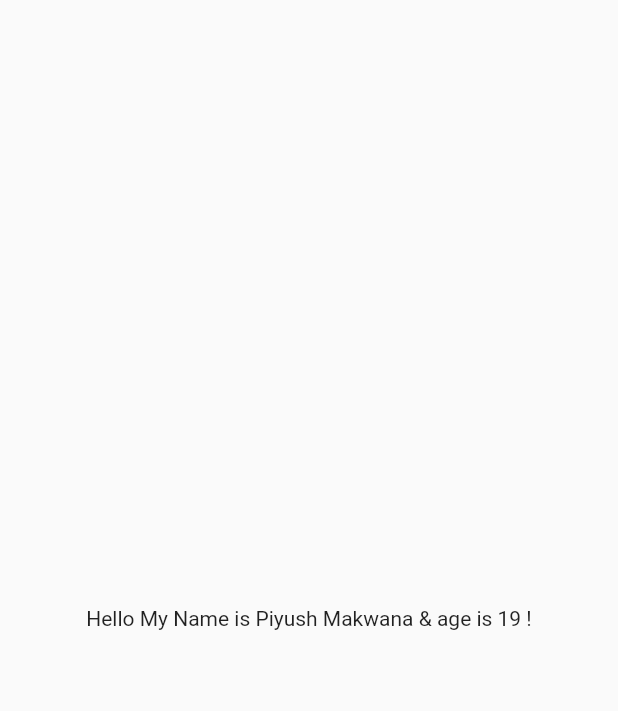
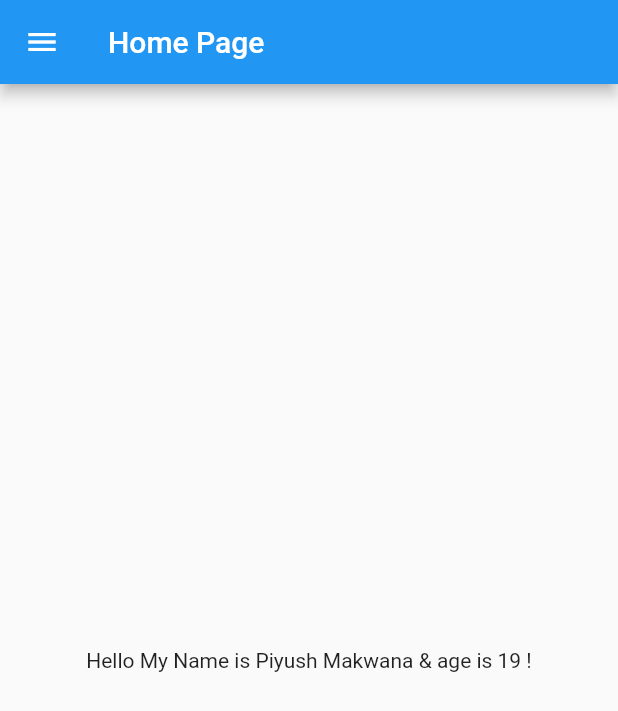
Before and after one commit to adminsy5/flutter_demo, a Flutter app: the screen it shows after launch, on a phone screen of 412 x 824 dp. Shown: the top 711 px of the screen. Run offline on Flutter 3.47's test engine with Material 2 defaults, Android fonts, the phone set to English and light mode, and no system bars.

Commit message:
Day2 completed

```diff
--- a/lib/home_page.dart
+++ b/lib/home_page.dart
@@ -0,0 +1,22 @@
+import 'package:flutter/material.dart';
+
+class HomePage extends StatelessWidget {
+ final String surname = "Makwana";
+ final int age= 19;
+
+  @override
+  Widget build(BuildContext context) {
+    return Scaffold(
+      appBar: AppBar(
+        title: Text("Home Page"),
+      ),
+
+      body: Center(
+        child: Container(
+          child: Text("Hello My Name is Piyush $surname & age is $age !"),
+        ),
+      ),
+      drawer: Drawer(),
+    );
+  }
+}
--- a/lib/main.dart
+++ b/lib/main.dart
@@ -1,24 +1,16 @@
 import 'package:flutter/material.dart';
+import 'package:flutter_demo/home_page.dart';
 
 void main() {
   runApp(flutter_demo());
 }
 
 class flutter_demo extends StatelessWidget {
-  String surname = "Makwana";
-  int  age= 19;
-
 
   @override
   Widget build(BuildContext context) {
     return MaterialApp(
-      home: Material(
-        child: Center(
-          child: Container(
-            child: Text("Hello My Name is Piyush $surname & age is $age !"),
-          ),
-        ),
-      ),
+      home: HomePage()
     );
   }
 }
```
